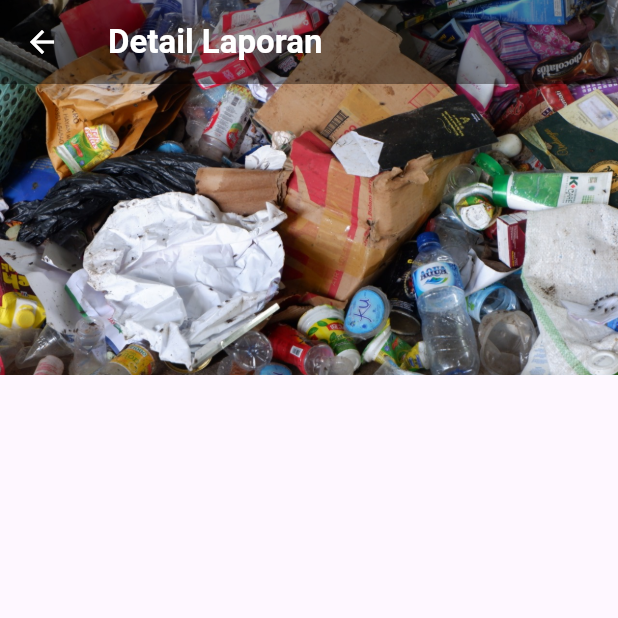
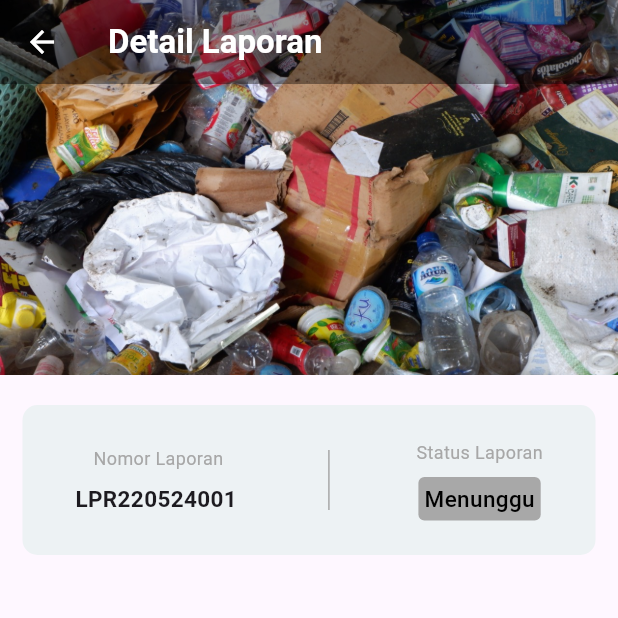
Before and after one commit to shalmanrafli30/desa_tanggap, a Flutter app: the DetailLaporan screen opened by its route, on a phone screen of 412 x 824 dp, the top half of it. Run offline on Flutter 3.47's test engine with Material 3 defaults, Android fonts, the phone set to English and light mode, and no system bars.

Commit message:
status laporan section

```diff
--- a/lib/detail_laporan.dart
+++ b/lib/detail_laporan.dart
@@ -27,14 +27,94 @@ class DetailLaporan extends StatelessWidget {
                 ClipRRect(
                   child: Image.asset(
                     "assets/sampah.jpeg",
-                    width: double.maxFinite,
+                    width: double.infinity,
                     height: 250, // Adjust the height as needed
                     fit: BoxFit.cover,
                   ),
                 ),
               ],
             ),
-            // Konten lainnya
+            // STATUS LAPORAN
+            Padding(
+              padding: const EdgeInsets.symmetric(horizontal: 15, vertical: 20),
+              child: Container(
+                width: double.infinity,
+                height: 100,
+                decoration: BoxDecoration(
+                  color: const Color.fromRGBO(237, 242, 244, 1),
+                  borderRadius: BorderRadius.circular(10),
+                ),
+                child: Padding(
+                  padding: const EdgeInsets.all(10),
+                  child: Row(
+                    mainAxisAlignment: MainAxisAlignment.spaceAround,
+                    children: [
+                      // Kolom untuk 'Nomor Laporan'
+                      const Column(
+                        mainAxisAlignment: MainAxisAlignment.center,
+                        children: [
+                          Text(
+                            'Nomor Laporan',
+                            textAlign: TextAlign.center,
+                            style: TextStyle(
+                                color: Color.fromRGBO(167, 167, 167, 1),
+                                fontSize: 12),
+                          ),
+                          SizedBox(
+                              height: 8), // Add space between title and content
+                          SelectableText(
+                            'LPR220524001',
+                            style: TextStyle(
+                                fontWeight: FontWeight.bold, fontSize: 15),
+                            textAlign: TextAlign.center,
+                          ),
+                        ],
+                      ),
+                      // Vertical Divider
+                      const VerticalDivider(
+                        color: Color.fromRGBO(
+                            167, 167, 167, 1), // Adjust the color as needed
+                        thickness: 1, // Adjust the thickness as needed
+                        indent: 20, // Adjust the top spacing as needed
+                        endIndent: 20, // Adjust the bottom spacing as needed
+                      ),
+                      // Kolom untuk 'Status Laporan'
+                      Column(
+                        mainAxisAlignment: MainAxisAlignment.center,
+                        children: [
+                          const Text(
+                            'Status Laporan',
+                            style: TextStyle(
+                                color: Color.fromRGBO(167, 167, 167, 1),
+                                fontSize: 12),
+                          ),
+                          const SizedBox(
+                              height: 8), // Add space between title and content
+                          Container(
+                            padding: const EdgeInsets.all(
+                                4), // Add padding around the text
+                            decoration: BoxDecoration(
+                              color: const Color.fromRGBO(168, 168, 168, 1),
+                              borderRadius: BorderRadius.circular(
+                                  4), // Optional: if you want rounded corners
+                            ),
+                            child: const Text(
+                              'Menunggu',
+                              style: TextStyle(
+                                fontWeight: FontWeight.w500,
+                                fontSize: 15,
+                                color: Colors.black,
+                              ),
+                            ),
+                          ),
+                        ],
+                      ),
+                    ],
+                  ),
+                ),
+              ),
+            ),
+            // END STATUS LAPORAN
           ],
         ),
       ),
```
